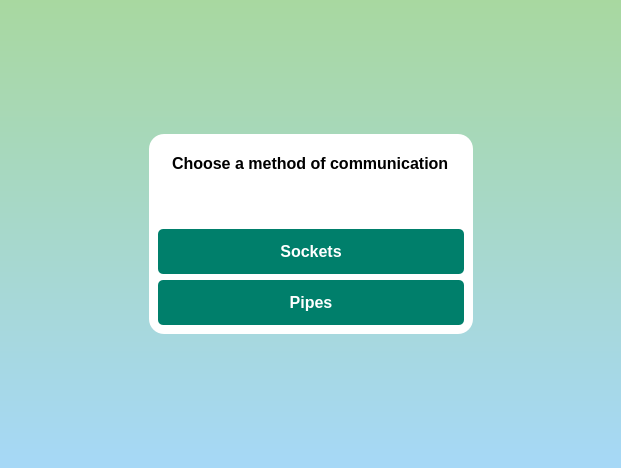
First picture: the form in selectionwindow.ui, repository Andrii-sudo/Chat_Client, before the edit.
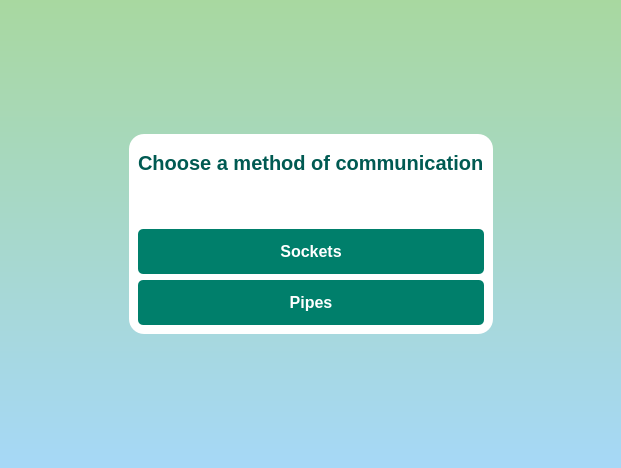
Second picture: the form after the edit. Icons and pictures are not drawn.

Commit message: Improve interface selection window

What changed in the file:
```diff
--- a/selectionwindow.ui
+++ b/selectionwindow.ui
@@ -72,15 +72,19 @@
           </property>
           <property name="font">
            <font>
-            <pointsize>12</pointsize>
+            <pointsize>-1</pointsize>
             <bold>true</bold>
            </font>
           </property>
           <property name="styleSheet">
-           <string notr="true">QLabel {
+           <string notr="true">QLabel 
+{
+    font-size: 20px;
     font-weight: bold;
-    border-radius: 5px;
-    padding: 10px;
+    color: #005a52;
+    text-align: center;
+ 	background: transparent;
+    border: none;
 }</string>
           </property>
           <property name="text">
```
Left out of the diff: 6 changed lines with no effect on the pictures.
